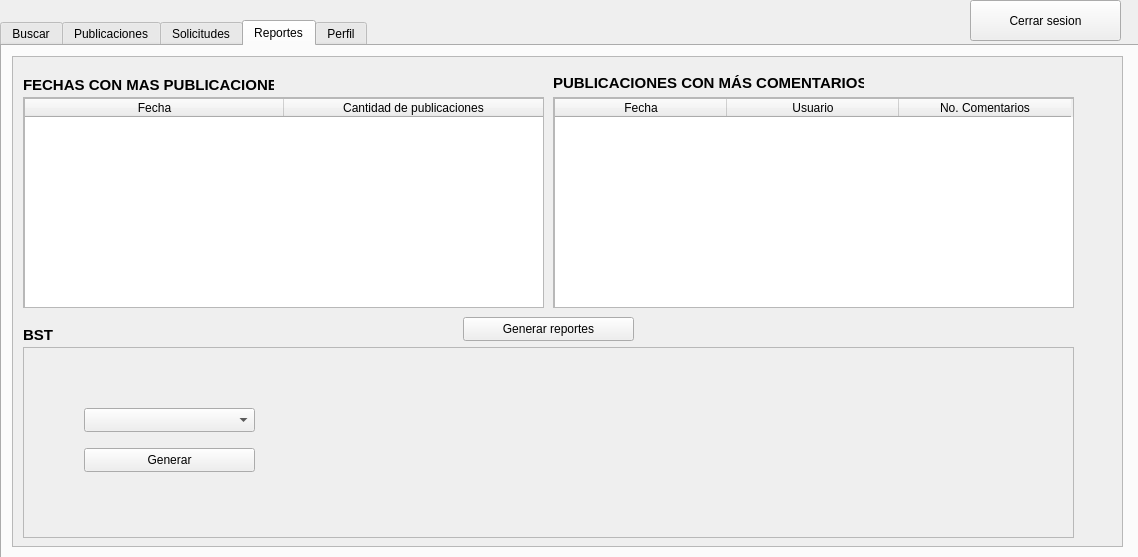
Above: Fase2/main/usuarios.ui from Kevin-alvarez1/PROYECTO_MULTIFASES_RED_SOCIAL before the change. Below: the same form after it.
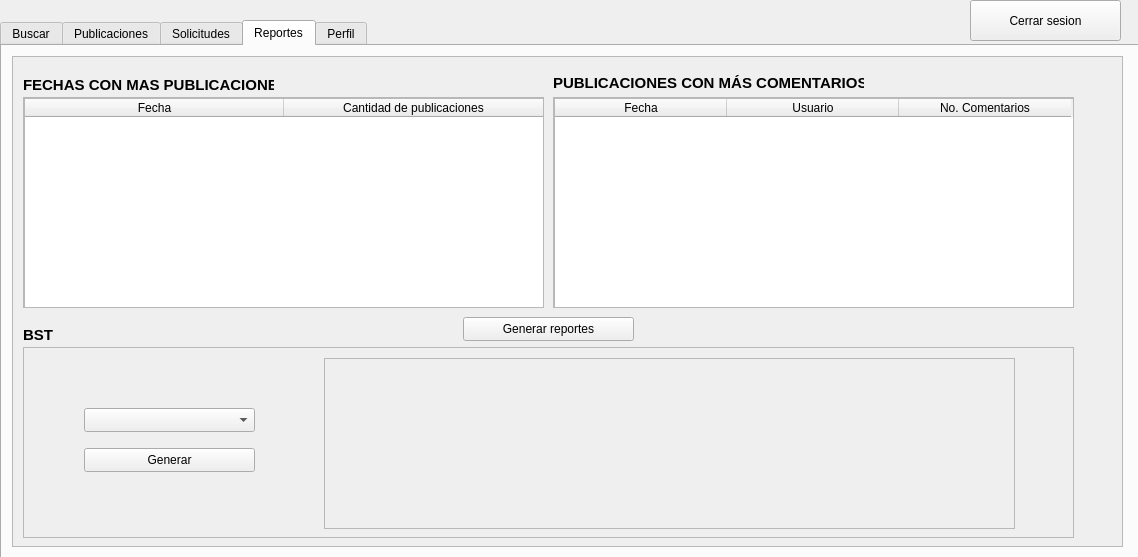
That is the form after the change. The open tabs and pages were chosen to show the change. Icons and pictures are not drawn.

Commit message: ya grafica el arbol BB

Patch:
```diff
--- a/Fase2/main/usuarios.ui
+++ b/Fase2/main/usuarios.ui
@@ -847,6 +847,35 @@
           </rect>
          </property>
         </widget>
+        <widget class="QFrame" name="arbolBB_frame">
+         <property name="geometry">
+          <rect>
+           <x>300</x>
+           <y>10</y>
+           <width>691</width>
+           <height>171</height>
+          </rect>
+         </property>
+         <property name="frameShape">
+          <enum>QFrame::Shape::StyledPanel</enum>
+         </property>
+         <property name="frameShadow">
+          <enum>QFrame::Shadow::Raised</enum>
+         </property>
+         <widget class="QLabel" name="arbolBB_label">
+          <property name="geometry">
+           <rect>
+            <x>0</x>
+            <y>0</y>
+            <width>691</width>
+            <height>171</height>
+           </rect>
+          </property>
+          <property name="text">
+           <string/>
+          </property>
+         </widget>
+        </widget>
        </widget>
       </widget>
       <widget class="QPushButton" name="pushButton_5">
```
Left out of the diff: 10 changed lines with no effect on the pictures. The commit also changes 40 other files.
